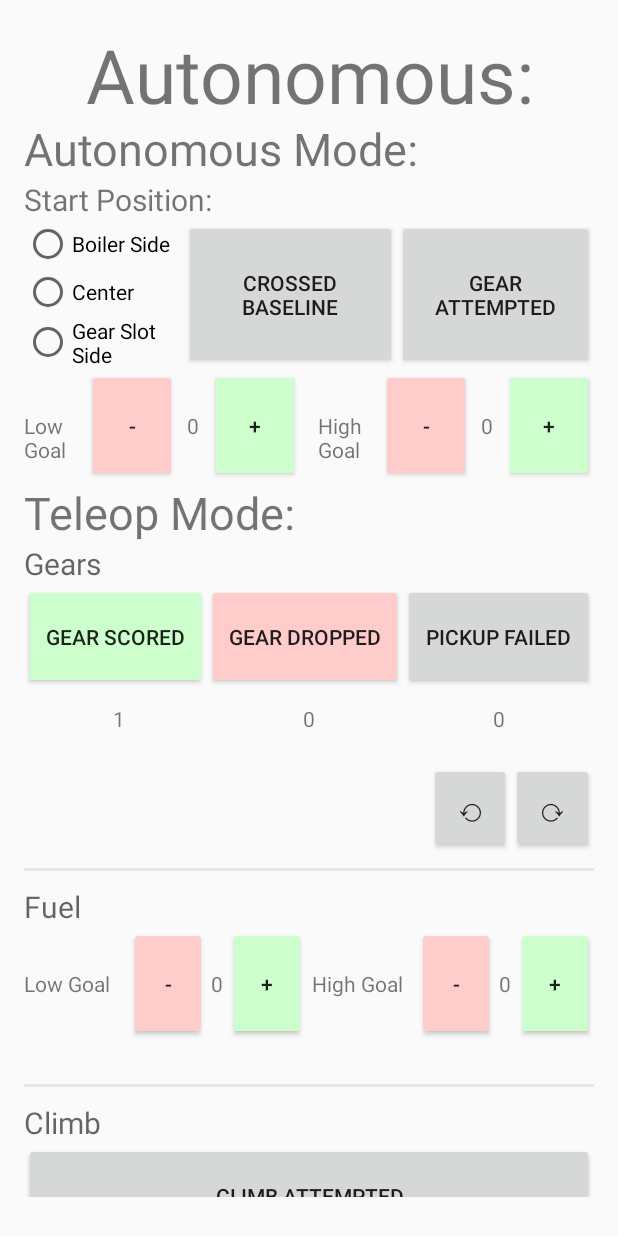
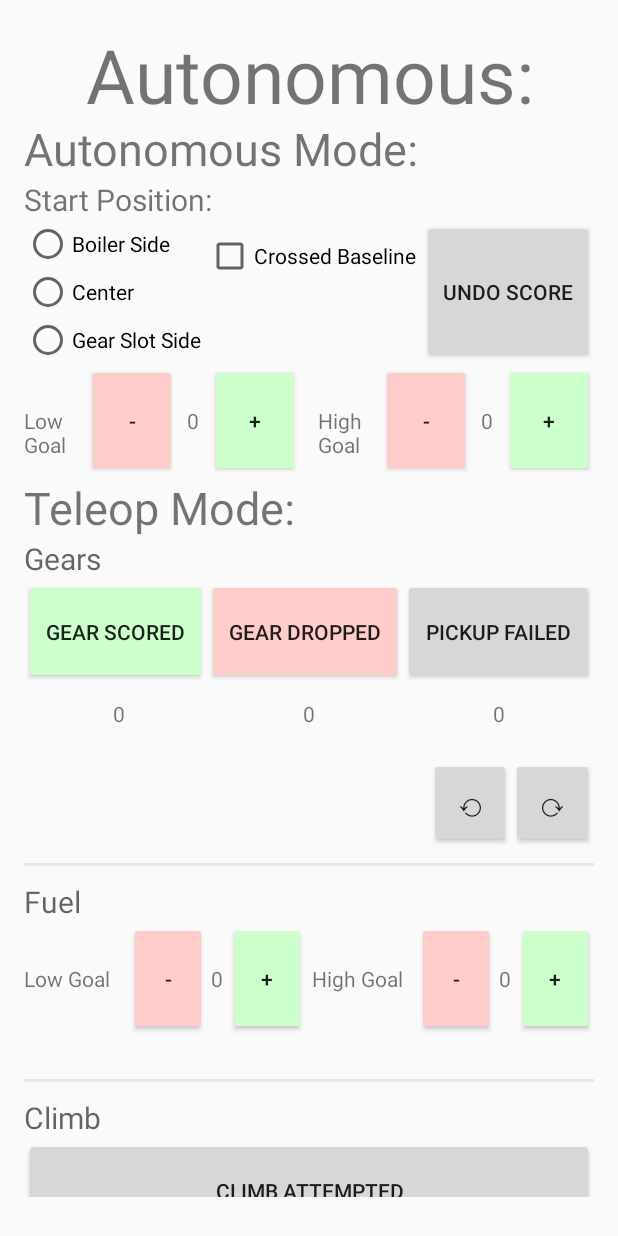
Before and after one commit to GSeve4/TeleopApplication, an Android app: the GameActivity screen opened directly, with no data from a screen before it, after a tap on "GEAR SCORED", on a phone screen of 412 x 824 dp. Run offline under Robolectric (Android 15) with nearby library versions, the phone set to English and light mode, and no system bars; 2 other taps on this screen came first.

Commit message:
Added all auton functionality for memento.

```diff
--- a/app/src/main/java/salinesingularity/singularitytimingapplication/GameActivity.java
+++ b/app/src/main/java/salinesingularity/singularitytimingapplication/GameActivity.java
@@ -12,6 +12,7 @@ import android.view.LayoutInflater;
 import android.view.View;
 import android.view.WindowManager;
 import android.widget.Button;
+import android.widget.CheckBox;
 import android.widget.LinearLayout;
 import android.widget.TextView;
 import android.widget.Toast;
@@ -27,6 +28,10 @@ public class GameActivity extends AppCompatActivity {
 
     int auton_low = 0;
     int auton_high = 0;
+
+    boolean autonGearAttempted = false;
+    boolean autonGearSuccessful = false;
+    long autonGearScoreTime;
 
     boolean climbing = false;
     boolean climb_finished = false;
@@ -50,6 +55,9 @@ public class GameActivity extends AppCompatActivity {
 
         events = new ArrayList<>();
         undone = new ArrayList<>();
+
+        autonGearSuccessful = false;
+        autonGearAttempted = false;
 
         activityStartTime = System.currentTimeMillis();
 
@@ -93,6 +101,22 @@ public class GameActivity extends AppCompatActivity {
     }
 
     //Autonomous button methods
+
+    public void onAutonGearButtonClick(View v) {
+
+        if(autonGearAttempted){
+            if(autonGearSuccessful) {
+                autonGearSuccessful = false;
+            } else {
+                autonGearSuccessful = true;
+                autonGearScoreTime = System.currentTimeMillis();
+            }
+        } else {
+            autonGearAttempted = true;
+        }
+
+        updateCounters();
+    }
 
     public void onAutonLowGoal(View v){
         auton_low++;
@@ -425,8 +449,22 @@ public class GameActivity extends AppCompatActivity {
                     climbLayout.addView(layoutInflater.inflate(R.layout.climb_buttons_after_fail, climbLayout, false) );
                     break;
             }
-            climbLayout.addView(layoutInflater.inflate(R.layout.climb_buttons_after_fail, climbLayout, false) );
+            //climbLayout.addView(layoutInflater.inflate(R.layout.climb_buttons_after_fail, climbLayout, false) );
+        }
 
+
+        //Auton gear button
+
+        Button btnAutonGear = (Button) findViewById(R.id.btnAutonGear);
+
+        if(autonGearAttempted){
+            if(autonGearSuccessful){
+                btnAutonGear.setText(getString(R.string.undo) + " Score");
+            } else {
+                btnAutonGear.setText(getString(R.string.auton_gear_success));
+            }
+        } else {
+            btnAutonGear.setText(getString(R.string.auton_gear_attempted));
         }
 
 
@@ -471,6 +509,12 @@ public class GameActivity extends AppCompatActivity {
 
             events.add(climbEvent);
 
+            if(autonGearSuccessful) events.add(0, new TeleopEvent(TeleopEventType.AUTON_GEAR_SUCCESS, autonGearScoreTime));
+            if(autonGearAttempted) events.add(0, new TeleopEvent(TeleopEventType.AUTON_GEAR_ATTEMPTED, activityStartTime));
+
+            CheckBox baselineCheckBox = (CheckBox) findViewById(R.id.baselineCheckbox);
+            if(baselineCheckBox.isChecked()) events.add(0, new TeleopEvent(TeleopEventType.BASELINE_CROSSED, activityStartTime));
+
             //Generate a string representing the match
             String result = "";
             for(TeleopEvent t : events) {
@@ -513,11 +557,13 @@ public class GameActivity extends AppCompatActivity {
             toast.show();
 
             //Start review activity, pass the string data, and finish the current event
+            /*
             Intent intent = new Intent(GameActivity.this,ReviewActivity.class);
             intent.putExtra("eventTypes", eventTypesList.toArray());
             intent.putExtra("eventValues", eventValuesList.toArray());
             intent.putExtra("dataString", result);
             startActivity(intent);
+            */
             finish();
 
         }
@@ -558,8 +604,13 @@ public class GameActivity extends AppCompatActivity {
         }
 
         public String toStringGameTime(long endTime) {
+            /*
             double gameTime = ((double)(GAME_LENGTH - (endTime - timestamp))) / 1000.0;
             return eventType + ", " + gameTime;
+            */
+            double gameTime = ((double) timestamp - activityStartTime) / 1000.0;
+            return eventType + ", " + gameTime;
+
         }
 
     }
@@ -612,7 +663,11 @@ public class GameActivity extends AppCompatActivity {
         CLIMB_START,
         CLIMB_FINISH,
         CLIMB_FAIL,
-        CLIMB_NOT_ATTEMPTED
+        CLIMB_NOT_ATTEMPTED,
+
+        //Other Auton
+        BASELINE_CROSSED,
+
     }
 
     private enum ClimbState {
--- a/app/src/main/res/layout/activity_game.xml
+++ b/app/src/main/res/layout/activity_game.xml
@@ -83,21 +83,22 @@
                         android:layout_weight="1" />
                 </RadioGroup>
 
-                <Button
+                <CheckBox
                     android:text="Crossed Baseline"
                     android:layout_width="wrap_content"
-                    android:layout_height="match_parent"
-                    android:id="@+id/btnAutonBaseline"
+                    android:layout_height="wrap_content"
+                    android:id="@+id/baselineCheckbox"
                     android:layout_weight="1"
-                    android:onClick="onBaselineCrossed" />
+                    android:checked="false" />
 
                 <Button
-                    android:text="Gear Attempted"
+                    android:text="@string/auton_gear_attempted"
                     android:layout_width="wrap_content"
                     android:layout_height="match_parent"
                     android:id="@+id/btnAutonGear"
                     android:layout_weight="1"
                     android:onClick="onAutonGearButtonClick" />
+
             </LinearLayout>
 
             <LinearLayout
--- a/app/src/main/res/values/strings.xml
+++ b/app/src/main/res/values/strings.xml
@@ -24,6 +24,9 @@
     <string name="undo_symbol">⟲</string>
     <string name="redo_symbol">⟳</string>
 
+    <string name="auton_gear_attempted">Gear Attempted</string>
+    <string name="auton_gear_success">Gear Scored</string>
+
     <string name="Instructions">\tWhen you press the start match button you will be presented with the
         screen you will use while in teleop. Do not record scores in Autonomous mode.\n\n\tFor every gear
         that the robot receives, either from the gear slot or off the ground, press the green button
```
